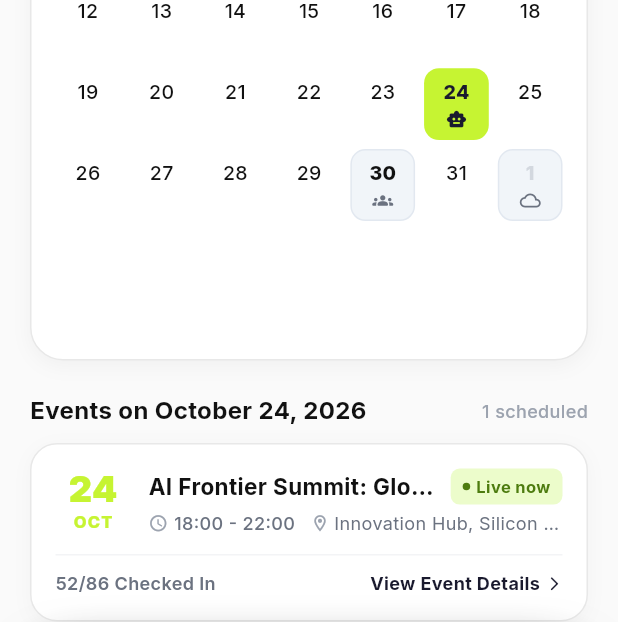
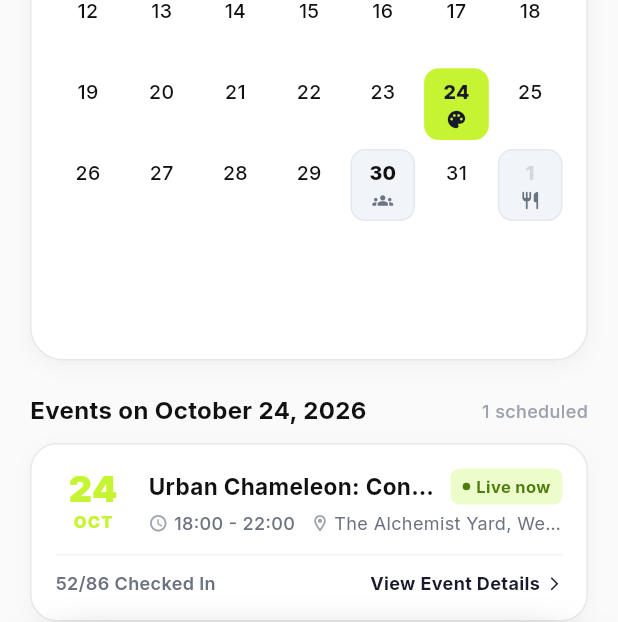
Before and after one commit to KelvinMatheka-1/Entree, a Flutter app: the screen it shows after launch, item 4 of the bottom bar chosen, on a phone screen of 412 x 824 dp. Shown: the part 479-1101 px from the top of the screen. Run offline on Flutter 3.47's test engine with Material 3 defaults, Android fonts, the phone set to English and light mode, and no system bars; our stand-ins replace app_links, flutter_map, geolocator, google_fonts, image_cropper, image_picker and 4 more; missing offline and left inert: mobile_scanner; accounts and stored records are empty; network calls fail.

Commit message:
app revamp

```diff
--- a/lib/data/mock_data.dart
+++ b/lib/data/mock_data.dart
@@ -7,12 +7,12 @@ class MockData {
   static final List<EventModel> events = [
     EventModel(
       id: 'evt-001',
-      name: 'AI Frontier Summit: Global Tech Keynote',
-      venue: 'Innovation Hub, Silicon Wharf',
-      venueAddress: '100 Tech Square, London',
-      collection: 'DEEP TECH & AI FORUM',
+      name: 'Urban Chameleon: Contemporary Street Art Expo',
+      venue: 'The Alchemist Yard, Westlands',
+      venueAddress: 'Parklands Road, Westlands, Nairobi',
+      collection: 'URBAN ART & VISUAL CULTURE',
       description:
-          'A flagship keynote on generative intelligence, autonomous agents, and next-gen computing architectures with global engineering leaders.',
+          'A curated live showcase and gallery exhibition exploring modern street art, calligraffiti, and vibrant wildlife symbolism by top urban visual artists.',
       date: DateTime(2026, 10, 24),
       startTime: '18:00',
       endTime: '22:00',
@@ -25,10 +25,9 @@ class MockData {
       status: EventStatus.live,
       isPaid: false,
       priceBadge: 'Free',
-      imageUrl:
-          'https://images.unsplash.com/photo-1540575467063-178a50c2df87?w=1000&fit=crop',
+      imageUrl: 'assets/images/urban_chameleon.jpg',
       attendeeAvatars: attendeeAvatars,
-      city: 'London',
+      city: 'Nairobi',
       isFeatured: true,
     ),
     EventModel(
@@ -59,16 +58,16 @@ class MockData {
     ),
     EventModel(
       id: 'evt-003',
-      name: 'Cloud & Distributed Systems Expo 2026',
-      venue: 'ExCeL Tech Pavilion',
-      venueAddress: '1 Western Gateway, London',
-      collection: 'CLOUD NATIVE ARCHITECTURE',
+      name: 'Naivas Foodmarket: 24-Hour Midnight Market & Social',
+      venue: 'Naivas Foodmarket, Westlands',
+      venueAddress: 'Ring Road Westlands, Nairobi',
+      collection: 'NIGHT MARKET & CULINARY SOCIAL',
       description:
-          'Technical deep dives, benchmark demonstrations, and networking on distributed databases, kubernetes, and edge computing.',
+          'A vibrant 24-hour late-night culinary market and drive-in social featuring artisanal street food, fresh harvest tastings, and midnight car meets.',
       date: DateTime(2026, 11, 1),
-      startTime: '11:00',
-      endTime: '15:00',
-      doorsOpenTime: '10:30',
+      startTime: '20:00',
+      endTime: '01:00',
+      doorsOpenTime: '19:30',
       tables: 6,
       seatsPerTable: 10,
       totalCapacity: 60,
@@ -77,10 +76,9 @@ class MockData {
       status: EventStatus.upcoming,
       isPaid: true,
       priceBadge: '\$ Paid',
-      imageUrl:
-          'https://images.unsplash.com/photo-1505373877841-8d25f7d46678?w=1000&fit=crop',
+      imageUrl: 'assets/images/naivas_foodmarket.jpg',
       attendeeAvatars: attendeeAvatars,
-      city: 'London',
+      city: 'Nairobi',
     ),
     EventModel(
       id: 'evt-004',
--- a/lib/screens/home_screen.dart
+++ b/lib/screens/home_screen.dart
@@ -61,7 +61,19 @@ class _HomeScreenState extends State<HomeScreen> {
 
   IconData _getEventCategoryIcon(EventModel event) {
     final name = event.name.toLowerCase();
-    if (name.contains('ai') ||
+    if (name.contains('chameleon') ||
+        name.contains('art') ||
+        name.contains('graffiti') ||
+        name.contains('visual') ||
+        name.contains('design')) {
+      return Icons.palette_rounded;
+    } else if (name.contains('naivas') ||
+        name.contains('food') ||
+        name.contains('market') ||
+        name.contains('culinary') ||
+        name.contains('dining')) {
+      return Icons.restaurant_rounded;
+    } else if (name.contains('ai') ||
         name.contains('frontier') ||
         name.contains('keynote') ||
         name.contains('robotics')) {
@@ -705,77 +717,14 @@ class _HomeScreenState extends State<HomeScreen> {
           borderRadius: BorderRadius.circular(24),
           child: Stack(
             children: [
-              // 1. Blurred Background Image filling entire 340px container
+              // Full-bleed Rectangular Event Cover Image
               Positioned.fill(
-                child: Container(
+                child: SafeNetworkImage(
+                  imageUrl: event.imageUrl,
+                  fit: BoxFit.cover,
                   height: 340,
-                  color: isDark ? const Color(0xFF121212) : const Color(0xFF222222),
-                  child: Stack(
-                    fit: StackFit.expand,
-                    children: [
-                      ImageFiltered(
-                        imageFilter: ImageFilter.blur(sigmaX: 25, sigmaY: 25),
-                        child: Transform.scale(
-                          scale: 1.18,
-                          child: SafeNetworkImage(
-                            imageUrl: event.imageUrl,
-                            fit: BoxFit.cover,
-                            height: 340,
-                            width: double.infinity,
-                          ),
-                        ),
-                      ),
-                      // Ambient tint over the blurred background for contrast
-                      Container(
-                        color: Colors.black.withValues(alpha: isDark ? 0.38 : 0.28),
-                      ),
-                    ],
-                  ),
-                ),
-              ),
-
-              // 2. Centered Zoomed-out Foreground Image with softly blended feathered edges
-              Positioned.fill(
-                child: Center(
-                  child: ShaderMask(
-                    shaderCallback: (Rect bounds) {
-                      return const LinearGradient(
-                        begin: Alignment.topCenter,
-                        end: Alignment.bottomCenter,
-                        colors: [
-                          Colors.transparent,
-                          Colors.black,
-                          Colors.black,
-                          Colors.transparent,
-                        ],
-                        stops: [0.0, 0.09, 0.91, 1.0],
-                      ).createShader(bounds);
-                    },
-                    blendMode: BlendMode.dstIn,
-                    child: ShaderMask(
-                      shaderCallback: (Rect bounds) {
-                        return const LinearGradient(
-                          begin: Alignment.centerLeft,
-                          end: Alignment.centerRight,
-                          colors: [
-                            Colors.transparent,
-                            Colors.black,
-                            Colors.black,
-                            Colors.transparent,
-                          ],
-                          stops: [0.0, 0.05, 0.95, 1.0],
-                        ).createShader(bounds);
-                      },
-                      blendMode: BlendMode.dstIn,
-                      child: SafeNetworkImage(
-                        imageUrl: event.imageUrl,
-                        height: 340,
-                        width: double.infinity,
-                        fit: BoxFit.contain,
-                        alignment: Alignment.center,
-                      ),
-                    ),
-                  ),
+                  width: double.infinity,
+                  alignment: Alignment.topCenter,
                 ),
               ),
 
@@ -1473,7 +1422,7 @@ class _HomeScreenState extends State<HomeScreen> {
                             child: SafeNetworkImage(
                               imageUrl: event.imageUrl,
                               fit: BoxFit.cover,
-                              alignment: Alignment.centerRight,
+                              alignment: Alignment.topRight,
                             ),
                           ),
 
--- a/lib/services/local_storage_service.dart
+++ b/lib/services/local_storage_service.dart
@@ -57,6 +57,12 @@ class LocalStorageService {
         final decoded = jsonDecode(eventsJson) as List<dynamic>;
         _cachedEvents.clear();
         _cachedEvents.addAll(decoded.map((e) => EventModel.fromJson(e as Map<String, dynamic>)));
+        final hasLegacy = _cachedEvents.any((e) =>
+            (e.id == 'evt-001' && e.name.contains('AI Frontier')) ||
+            (e.id == 'evt-003' && e.name.contains('Cloud')));
+        if (hasLegacy) {
+          _seedEvents(prefs);
+        }
       } catch (e) {
         debugPrint('[LOCAL_STORAGE] Corrupt events JSON, re-seeding: $e');
         _seedEvents(prefs);
--- a/lib/widgets/common_widgets.dart
+++ b/lib/widgets/common_widgets.dart
@@ -553,16 +553,18 @@ class SafeNetworkImage extends StatelessWidget {
     this.height,
     this.borderRadius = BorderRadius.zero,
     this.fit = BoxFit.cover,
-    this.alignment = Alignment.center,
+    this.alignment = Alignment.topCenter,
   });
 
   // Fast mapping of known event image URLs to bundled high-speed local assets
   static String? _getFallbackAsset(String? url) {
-    if (url == null || url.isEmpty) return 'assets/images/event_keynote_stage.jpg';
+    if (url == null || url.isEmpty) return 'assets/images/urban_chameleon.jpg';
     if (url.startsWith('assets/')) return url;
-    if (url.contains('540575467063')) return 'assets/images/event_keynote_stage.jpg';
+    if (url.contains('urban_chameleon')) return 'assets/images/urban_chameleon.jpg';
+    if (url.contains('naivas_foodmarket')) return 'assets/images/naivas_foodmarket.jpg';
+    if (url.contains('540575467063')) return 'assets/images/urban_chameleon.jpg';
     if (url.contains('515187029135')) return 'assets/images/damascus_steel.jpg';
-    if (url.contains('505373877841')) return 'assets/images/professor_antikythera.jpg';
+    if (url.contains('505373877841')) return 'assets/images/naivas_foodmarket.jpg';
     if (url.contains('526374965328')) return 'assets/images/japanese_samurai.jpg';
     if (url.contains('1485827404703')) return 'assets/images/event_keynote_stage.jpg';
     return null;
```
Also changed, not shown: assets/images/naivas_foodmarket.jpg (added), assets/images/urban_chameleon.jpg (added), 2 other files.
